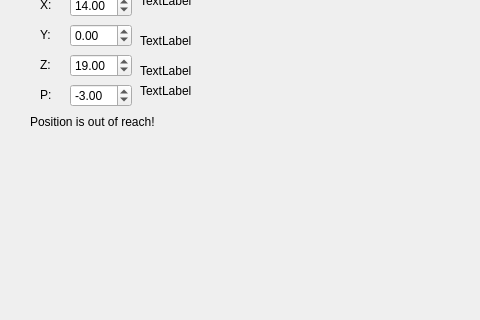
This is mainwindow.ui in Mojzi/RobotController as Qt 5 draws it before an edit; both pictures show x 0 to 480 and y 580 to 900 of the 1200 by 900 pixel window. The edited form follows.
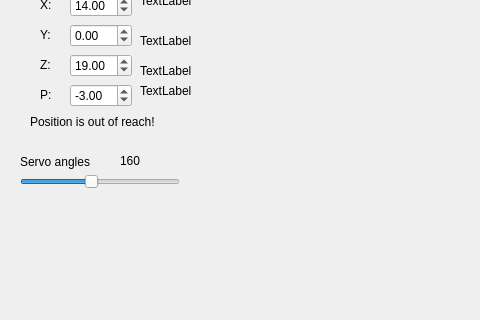
This is the edited form. Icons and pictures are not drawn.

Commit message: Added dynamic angle setting

Patch:
```diff
--- a/mainwindow.ui
+++ b/mainwindow.ui
@@ -620,6 +620,54 @@
       <string>TextLabel</string>
      </property>
     </widget>
+    <widget class="QSlider" name="horizontalSlider">
+     <property name="geometry">
+      <rect>
+       <x>20</x>
+       <y>230</y>
+       <width>160</width>
+       <height>16</height>
+      </rect>
+     </property>
+     <property name="minimum">
+      <number>1</number>
+     </property>
+     <property name="maximum">
+      <number>359</number>
+     </property>
+     <property name="value">
+      <number>160</number>
+     </property>
+     <property name="orientation">
+      <enum>Qt::Horizontal</enum>
+     </property>
+    </widget>
+    <widget class="QLabel" name="label_8">
+     <property name="geometry">
+      <rect>
+       <x>20</x>
+       <y>210</y>
+       <width>81</width>
+       <height>16</height>
+      </rect>
+     </property>
+     <property name="text">
+      <string>Servo angles</string>
+     </property>
+    </widget>
+    <widget class="QLabel" name="label_13">
+     <property name="geometry">
+      <rect>
+       <x>120</x>
+       <y>210</y>
+       <width>52</width>
+       <height>14</height>
+      </rect>
+     </property>
+     <property name="text">
+      <string>160</string>
+     </property>
+    </widget>
    </widget>
   </widget>
   <action name="actionNew">
```
The commit also changes 4 other files.
